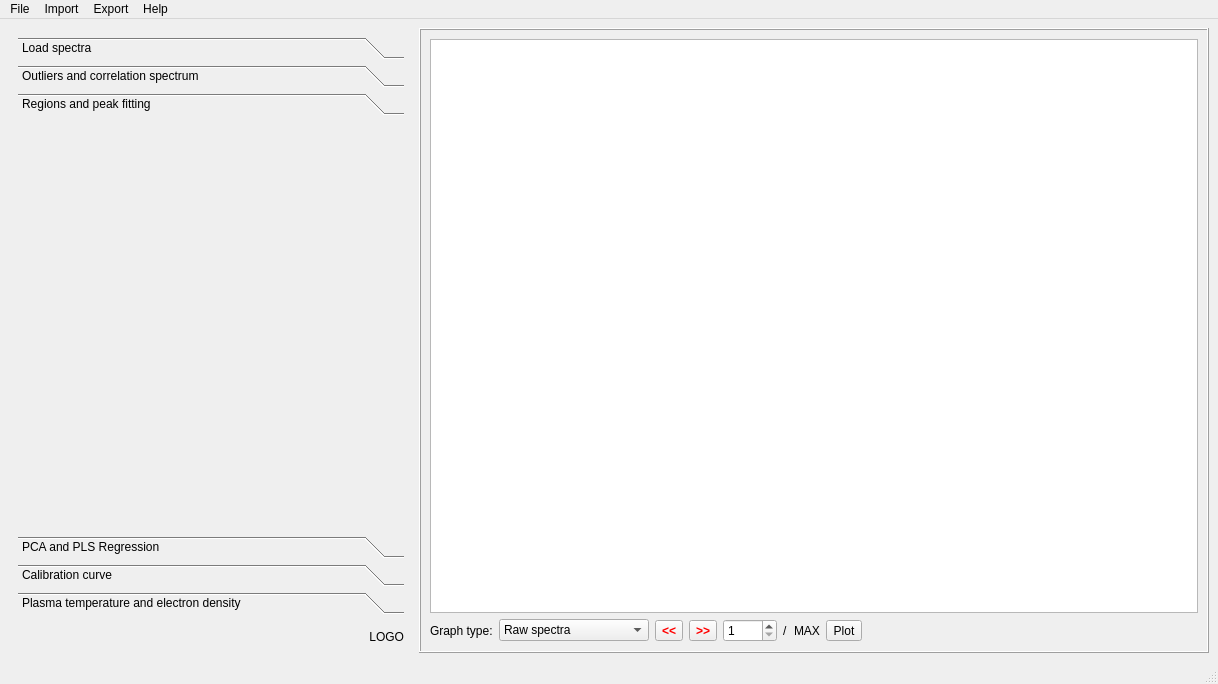
Old version of the form pic/libssa.ui in the repository kstenio/libssa.
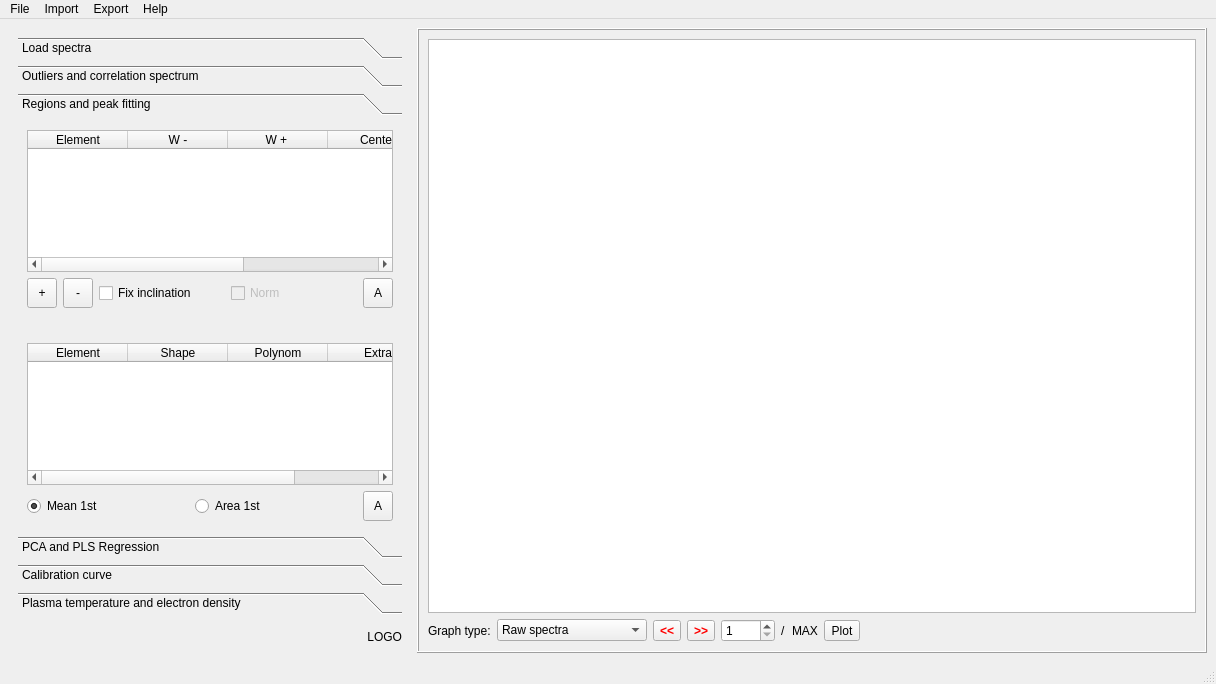
New version of the form. The open tabs and pages were chosen to show the change. Icons and pictures are not drawn. Custom widgets are drawn as their Qt base class.

Commit message:
Changes in files * gui.py -> renamed to libssa_gui.py * libssa_gui.py -> moved from /env to /pic
libssa.py
* Minor code changes

libssa_gui.py
* Added elements for page 3 (peaks)
* Organized connects as per page
* Created changetable method for add and remove isotable rows
** When row is added, '#Peaks' default value is set as '1'
* Created checktable method for signal emited by cellChanged signal
** This method checks if values entered by user are string, float or int (based on column)

libssa.ui
* Updated version: 2.0a08
* Added elements for page 3: Peaks and Fitting

```diff
--- a/pic/libssa.ui
+++ b/pic/libssa.ui
@@ -6,7 +6,7 @@
    <rect>
     <x>0</x>
     <y>0</y>
-    <width>1218</width>
+    <width>1216</width>
     <height>684</height>
    </rect>
   </property>
@@ -652,13 +652,226 @@
              <rect>
               <x>0</x>
               <y>0</y>
-              <width>384</width>
+              <width>382</width>
               <height>384</height>
              </rect>
             </property>
             <attribute name="label">
              <string>Regions and peak fitting</string>
             </attribute>
+            <layout class="QVBoxLayout" name="verticalLayout_8">
+             <item>
+              <layout class="QVBoxLayout" name="verticalLayout_5">
+               <item>
+                <widget class="QTableWidget" name="p3tW1">
+                 <column>
+                  <property name="text">
+                   <string>Element</string>
+                  </property>
+                 </column>
+                 <column>
+                  <property name="text">
+                   <string>W -</string>
+                  </property>
+                 </column>
+                 <column>
+                  <property name="text">
+                   <string>W + </string>
+                  </property>
+                 </column>
+                 <column>
+                  <property name="text">
+                   <string>Center</string>
+                  </property>
+                 </column>
+                 <column>
+                  <property name="text">
+                   <string>#Peaks</string>
+                  </property>
+                 </column>
+                </widget>
+               </item>
+               <item>
+                <layout class="QHBoxLayout" name="horizontalLayout_2">
+                 <item>
+                  <widget class="QToolButton" name="p3tB1">
+                   <property name="minimumSize">
+                    <size>
+                     <width>30</width>
+                     <height>30</height>
+                    </size>
+                   </property>
+                   <property name="text">
+                    <string>+</string>
+                   </property>
+                   <property name="icon">
+                    <iconset>
+                     <normaloff>pic/icons/plus-square-solid.svg</normaloff>pic/icons/plus-square-solid.svg</iconset>
+                   </property>
+                   <property name="iconSize">
+                    <size>
+                     <width>25</width>
+                     <height>25</height>
+                    </size>
+                   </property>
+                  </widget>
+                 </item>
+                 <item>
+                  <widget class="QToolButton" name="p3tB2">
+                   <property name="minimumSize">
+                    <size>
+                     <width>30</width>
+                     <height>30</height>
+                    </size>
+                   </property>
+                   <property name="text">
+                    <string>-</string>
+                   </property>
+                   <property name="icon">
+                    <iconset>
+                     <normaloff>pic/icons/minus-square-solid.svg</normaloff>pic/icons/minus-square-solid.svg</iconset>
+                   </property>
+                   <property name="iconSize">
+                    <size>
+                     <width>25</width>
+                     <height>25</height>
+                    </size>
+                   </property>
+                  </widget>
+                 </item>
+                 <item>
+                  <widget class="QCheckBox" name="p3cBox1">
+                   <property name="text">
+                    <string>Fix inclination</string>
+                   </property>
+                  </widget>
+                 </item>
+                 <item>
+                  <widget class="QCheckBox" name="p3cBox2">
+                   <property name="enabled">
+                    <bool>false</bool>
+                   </property>
+                   <property name="text">
+                    <string>Norm</string>
+                   </property>
+                  </widget>
+                 </item>
+                 <item>
+                  <widget class="QToolButton" name="p3tB3">
+                   <property name="minimumSize">
+                    <size>
+                     <width>30</width>
+                     <height>30</height>
+                    </size>
+                   </property>
+                   <property name="text">
+                    <string>A</string>
+                   </property>
+                   <property name="icon">
+                    <iconset>
+                     <normaloff>pic/icons/check-square-solid.svg</normaloff>pic/icons/check-square-solid.svg</iconset>
+                   </property>
+                   <property name="iconSize">
+                    <size>
+                     <width>25</width>
+                     <height>25</height>
+                    </size>
+                   </property>
+                  </widget>
+                 </item>
+                </layout>
+               </item>
+              </layout>
+             </item>
+             <item>
+              <spacer name="verticalSpacer_3">
+               <property name="orientation">
+                <enum>Qt::Vertical</enum>
+               </property>
+               <property name="sizeType">
+                <enum>QSizePolicy::Preferred</enum>
+               </property>
+               <property name="sizeHint" stdset="0">
+                <size>
+                 <width>20</width>
+                 <height>80</height>
+                </size>
+               </property>
+              </spacer>
+             </item>
+             <item>
+              <layout class="QVBoxLayout" name="verticalLayout_7">
+               <item>
+                <widget class="QTableWidget" name="p3tW2">
+                 <column>
+                  <property name="text">
+                   <string>Element</string>
+                  </property>
+                 </column>
+                 <column>
+                  <property name="text">
+                   <string>Shape</string>
+                  </property>
+                 </column>
+                 <column>
+                  <property name="text">
+                   <string>Polynom</string>
+                  </property>
+                 </column>
+                 <column>
+                  <property name="text">
+                   <string>Extra</string>
+                  </property>
+                 </column>
+                </widget>
+               </item>
+               <item>
+                <layout class="QHBoxLayout" name="horizontalLayout_3">
+                 <item>
+                  <widget class="QRadioButton" name="p3rB1">
+                   <property name="text">
+                    <string>Mean 1st</string>
+                   </property>
+                   <property name="checked">
+                    <bool>true</bool>
+                   </property>
+                  </widget>
+                 </item>
+                 <item>
+                  <widget class="QRadioButton" name="p3rB2">
+                   <property name="text">
+                    <string>Area 1st</string>
+                   </property>
+                  </widget>
+                 </item>
+                 <item>
+                  <widget class="QToolButton" name="p3tB4">
+                   <property name="minimumSize">
+                    <size>
+                     <width>30</width>
+                     <height>30</height>
+                    </size>
+                   </property>
+                   <property name="text">
+                    <string>A</string>
+                   </property>
+                   <property name="icon">
+                    <iconset>
+                     <normaloff>pic/icons/check-square-regular.svg</normaloff>pic/icons/check-square-regular.svg</iconset>
+                   </property>
+                   <property name="iconSize">
+                    <size>
+                     <width>25</width>
+                     <height>25</height>
+                    </size>
+                   </property>
+                  </widget>
+                 </item>
+                </layout>
+               </item>
+              </layout>
+             </item>
+            </layout>
            </widget>
            <widget class="QWidget" name="page_4">
             <property name="geometry">
@@ -908,7 +1121,7 @@
     <rect>
      <x>0</x>
      <y>0</y>
-     <width>1218</width>
+     <width>1216</width>
      <height>22</height>
     </rect>
    </property>
```
Left out of the diff: 33 changed lines with no effect on the pictures. The commit also changes 2 other files.
